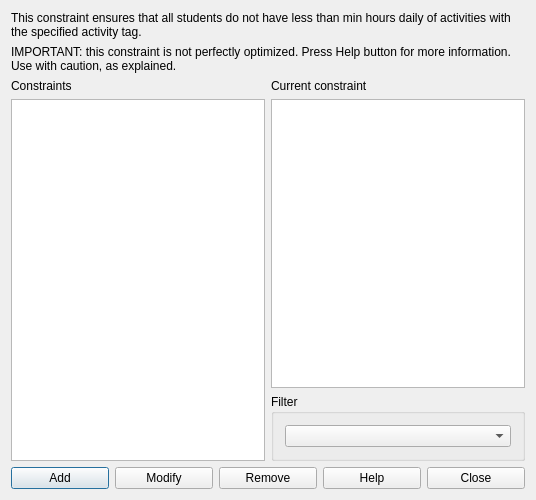
Old version of the form fet/src/interface/constraintstudentsactivitytagminhoursdailyform_template.ui in the repository vonmecheln/fet.
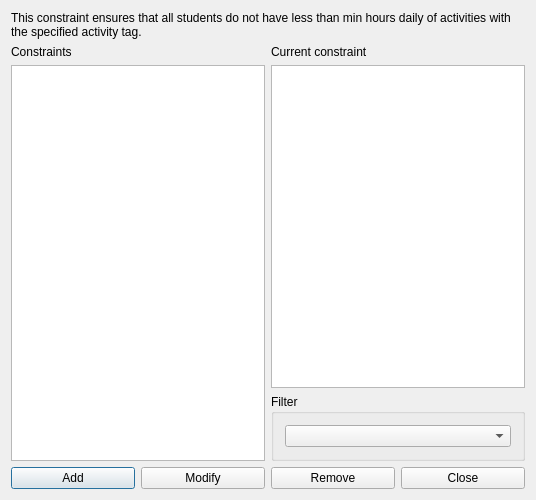
New version of the form.

The edit to the form file:
```diff
--- a/fet/src/interface/constraintstudentsactivitytagminhoursdailyform_template.ui
+++ b/fet/src/interface/constraintstudentsactivitytagminhoursdailyform_template.ui
@@ -14,6 +14,35 @@
    <string extracomment="This is the title of the dialog to see the list of all constraints of this type">Constraints students activity tag min hours daily</string>
   </property>
   <layout class="QGridLayout" name="gridLayout_2">
+   <item row="1" column="1">
+    <layout class="QVBoxLayout" name="verticalLayout_2">
+     <item>
+      <widget class="QLabel" name="currentConstraintTextLabel">
+       <property name="text">
+        <string>Current constraint</string>
+       </property>
+       <property name="wordWrap">
+        <bool>false</bool>
+       </property>
+      </widget>
+     </item>
+     <item>
+      <widget class="QPlainTextEdit" name="currentConstraintTextEdit"/>
+     </item>
+    </layout>
+   </item>
+   <item row="2" column="1">
+    <widget class="QGroupBox" name="filterGroupBox">
+     <property name="title">
+      <string>Filter</string>
+     </property>
+     <layout class="QGridLayout" name="gridLayout">
+      <item row="0" column="0">
+       <widget class="QComboBox" name="activityTagsComboBox"/>
+      </item>
+     </layout>
+    </widget>
+   </item>
    <item row="0" column="0" colspan="2">
     <widget class="QLabel" name="textLabel1">
      <property name="sizePolicy">
@@ -30,23 +59,7 @@
      </property>
     </widget>
    </item>
-   <item row="1" column="0" colspan="2">
-    <widget class="QLabel" name="label">
-     <property name="sizePolicy">
-      <sizepolicy hsizetype="Minimum" vsizetype="Minimum">
-       <horstretch>0</horstretch>
-       <verstretch>0</verstretch>
-      </sizepolicy>
-     </property>
-     <property name="text">
-      <string>IMPORTANT: this constraint is not perfectly optimized. Press Help button for more information. Use with caution, as explained.</string>
-     </property>
-     <property name="wordWrap">
-      <bool>true</bool>
-     </property>
-    </widget>
-   </item>
-   <item row="2" column="0" rowspan="2">
+   <item row="1" column="0" rowspan="2">
     <layout class="QVBoxLayout" name="verticalLayout">
      <item>
       <widget class="QLabel" name="constraintsTextLabel">
@@ -69,36 +82,7 @@
      </item>
     </layout>
    </item>
-   <item row="2" column="1">
-    <layout class="QVBoxLayout" name="verticalLayout_2">
-     <item>
-      <widget class="QLabel" name="currentConstraintTextLabel">
-       <property name="text">
-        <string>Current constraint</string>
-       </property>
-       <property name="wordWrap">
-        <bool>false</bool>
-       </property>
-      </widget>
-     </item>
-     <item>
-      <widget class="QPlainTextEdit" name="currentConstraintTextEdit"/>
-     </item>
-    </layout>
-   </item>
-   <item row="3" column="1">
-    <widget class="QGroupBox" name="filterGroupBox">
-     <property name="title">
-      <string>Filter</string>
-     </property>
-     <layout class="QGridLayout" name="gridLayout">
-      <item row="0" column="0">
-       <widget class="QComboBox" name="activityTagsComboBox"/>
-      </item>
-     </layout>
-    </widget>
-   </item>
-   <item row="4" column="0" colspan="2">
+   <item row="3" column="0" colspan="2">
     <layout class="QHBoxLayout" name="horizontalLayout">
      <item>
       <widget class="QPushButton" name="addConstraintPushButton">
@@ -121,13 +105,6 @@
        </property>
       </widget>
      </item>
-     <item>
-      <widget class="QPushButton" name="helpPushButton">
-       <property name="text">
-        <string>Help</string>
-       </property>
-      </widget>
-     </item>
      <item>
       <widget class="QPushButton" name="closePushButton">
        <property name="text">
```
